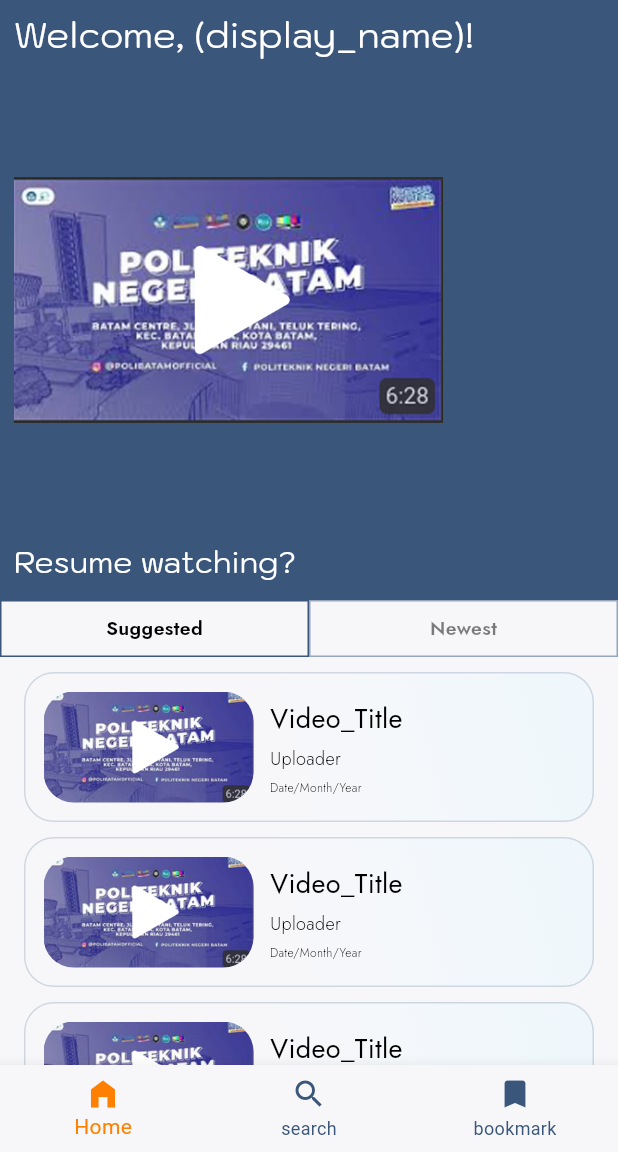
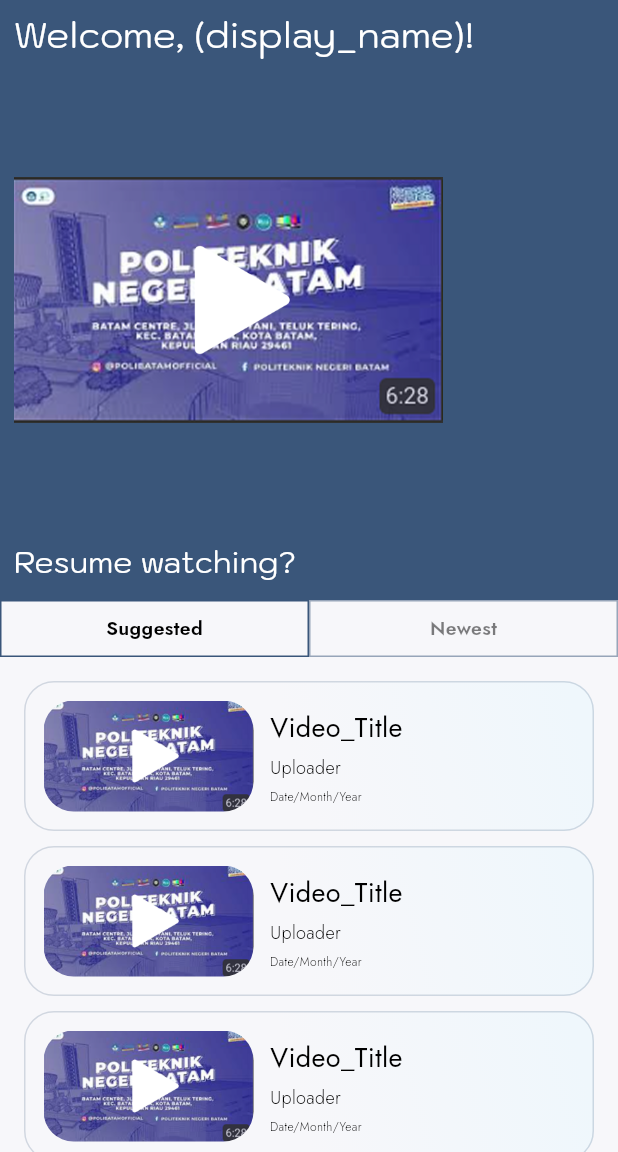
Before and after one commit to terpalb24/PBL-TRPL310-Ufix-Panduan-servis-video, a Flutter app: the screen it shows after launch, on a phone screen of 412 x 824 dp, the part 84-1236 px from its top. Run offline on Flutter 3.47's test engine with Material 3 defaults, Android fonts, the phone set to English and light mode, and no system bars.

Commit message:
still fixing merge conflicts goddamnit guys just use main please.

```diff
--- a/ufix_mobile/lib/screen/homepage.dart
+++ b/ufix_mobile/lib/screen/homepage.dart
@@ -101,12 +101,13 @@
                 ),
               ),
 
-              // Tab buttons section
+              // Tab section
               SliverToBoxAdapter(
                 child: SizedBox(
                   width: double.infinity,
                   child: Row(
                     children: [
+                      // Suggested tab
                       Expanded(
                         child: Container(
                           height: 38,
@@ -130,6 +131,7 @@
                           ),
                         ),
                       ),
+                      // Newest tab
                       Expanded(
                         child: Opacity(
                           opacity: 0.50,
@@ -162,15 +164,30 @@
               ),
 
               // Video list section
-              SliverList(
-                delegate: SliverChildBuilderDelegate(
-                  (context, index) {
-                    if (index == 6) {
-                      // Load more button after 6 videos
-                      return Container(
-                        width: 60,
+              SliverToBoxAdapter(
+                child: Container(
+                  width: double.infinity,
+                  padding: const EdgeInsets.all(16),
+                  child: Column(
+                    children: [
+                      _buildVideoItem(context),
+                      const SizedBox(height: 10),
+                      _buildVideoItem(context),
+                      const SizedBox(height: 10),
+                      _buildVideoItem(context),
+                      const SizedBox(height: 10),
+                      _buildVideoItem(context),
+                      const SizedBox(height: 10),
+                      _buildVideoItem(context),
+                      const SizedBox(height: 10),
+                      _buildVideoItem(context),
+                      const SizedBox(height: 10),
+
+                      // Load more button
+                      const SizedBox(height: 20),
+                      Container(
+                        width: 100,
                         height: 30,
-                        margin: EdgeInsets.all(20),
                         decoration: ShapeDecoration(
                           gradient: LinearGradient(
                             begin: Alignment(0.50, 1.00),
@@ -195,44 +212,12 @@
                             ),
                           ),
                         ),
-                      );
-                    }
-                    return Padding(
-                      padding: EdgeInsets.fromLTRB(
-                        16,
-                        10,
-                        16,
-                        index == 5 ? 10 : 0,
                       ),
-                      child: _buildVideoItem(context),
-                    );
-                  },
-                  childCount: 7, // 6 videos + 1 load more button
+                    ],
+                  ),
                 ),
               ),
             ],
-          ),
-        ],
-      ),
-      bottomNavigationBar: BottomNavigationBar(
-        backgroundColor: Color(0xFFF7F7FA),
-        selectedItemColor: Color(0XFFFF7F00),
-        unselectedItemColor: Color(0xFF3A567A),
-        items: [
-          BottomNavigationBarItem(
-            icon: Icon(Icons.home),
-            activeIcon: Icon(Icons.home_filled),
-            label: 'Home',
-          ),
-          BottomNavigationBarItem(
-            icon: Icon(Icons.search),
-            activeIcon: Icon(Icons.search),
-            label: 'search',
-          ),
-          BottomNavigationBarItem(
-            icon: Icon(Icons.bookmark),
-            activeIcon: Icon(Icons.bookmark),
-            label: 'bookmark',
           ),
         ],
       ),
@@ -242,7 +227,9 @@
   // Helper method for video items
   Widget _buildVideoItem(BuildContext context) {
     return GestureDetector(
-      onTap: () {Navigator.pushNamed(context, '/player');},
+      onTap: () {
+        Navigator.pushNamed(context, '/player');
+      },
       child: Container(
         width: double.infinity,
         height: 100,
```
Lines whose indentation alone changed are shown as unchanged.
